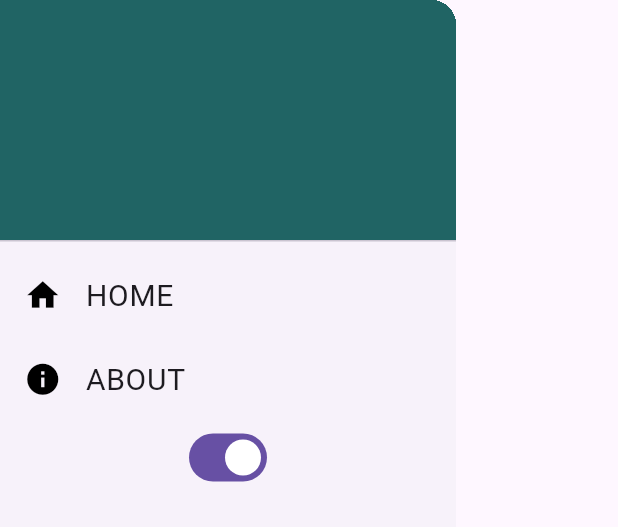
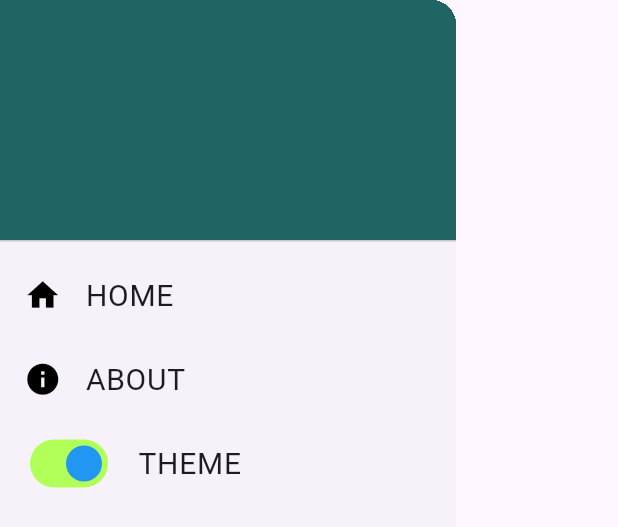
Before and after one commit to AnJasid/game_info, a Flutter app: the MainDrawer widget shown alone on an empty page, opened directly, on a phone screen of 412 x 824 dp. Shown: the top 527 px of the screen. Run offline on Flutter 3.47's test engine with Material 3 defaults, Android fonts, the phone set to English and light mode, and no system bars; our stand-ins replace flutter_riverpod.

Commit message:
update main drawer: switch button

```diff
--- a/lib/widgets/main_drawer.dart
+++ b/lib/widgets/main_drawer.dart
@@ -89,11 +89,31 @@ class MainDrawer extends ConsumerWidget {
               showAboutScreen(context);
             },
           ),
-          Switch(
-            value: isLightTheme,
-            onChanged: (value) =>
-                ref.read(themeProvider.notifier).state = value,
-          )
+          ListTile(
+            leading: Switch(
+              value: isLightTheme,
+              onChanged: (value) =>
+                  ref.read(themeProvider.notifier).state = value,
+              activeColor: Colors.green, // Customized active track color
+              inactiveThumbColor:
+                  Colors.grey, // Customized inactive thumb color
+              activeTrackColor:
+                  Colors.lightGreenAccent, // Customized active track color
+              inactiveTrackColor:
+                  Colors.grey[350], // Customized inactive track color
+              thumbColor: MaterialStateProperty.all(
+                  Colors.blue), // Customized thumb color
+              // Add labels for clarity (optional)
+              // activeLabel: Text('On'),
+              // inactiveLabel: Text('Off'),
+            ),
+            title: const Text(
+              'THEME',
+              style: TextStyle(
+                fontSize: 20,
+              ),
+            ),
+          ),
         ],
       ),
     );
```
